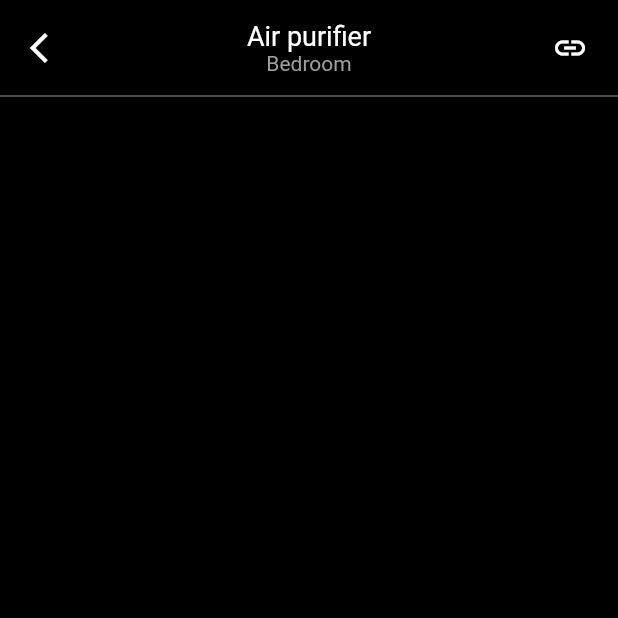
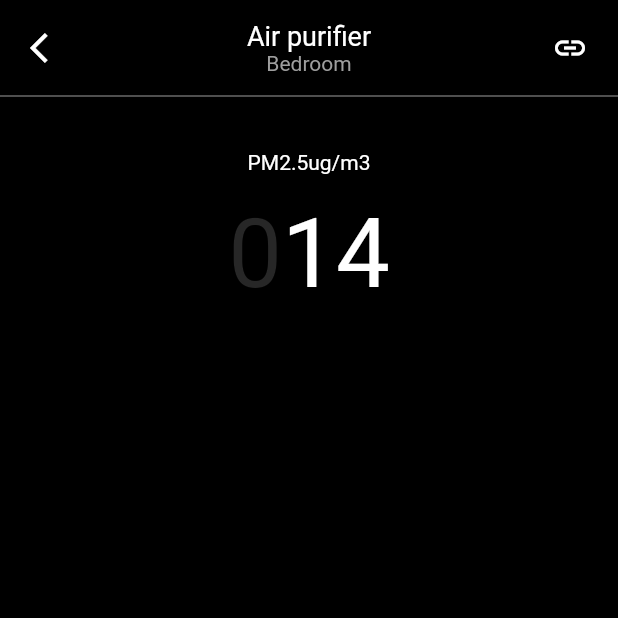
Before and after one commit to JAICHANGPARK/flutter_notebook_19th_story, a Flutter app: the AirPurifierSettingPage screen opened directly, on a phone screen of 412 x 824 dp, the top half of it. Run offline on Flutter 3.47's test engine with Material 2 defaults, Android fonts, the phone set to English and light mode, and no system bars; our stand-ins replace cached_network_image, flutter_riverpod, freezed_annotation, smooth_page_indicator, video_player; network calls fail.

Commit message:
Update air_purifier_setting_page.dart

```diff
--- a/lib/ep1109_smart_home_app/src/ui/air_purifier_setting_page.dart
+++ b/lib/ep1109_smart_home_app/src/ui/air_purifier_setting_page.dart
@@ -1,4 +1,5 @@
 import 'package:flutter/material.dart';
+import 'package:flutter_notebook_19th_story/ep1109_smart_home_app/src/utils/theme.dart';
 
 class AirPurifierSettingPage extends StatefulWidget {
   const AirPurifierSettingPage({Key? key}) : super(key: key);
@@ -51,7 +52,41 @@ class _AirPurifierSettingPageState extends State<AirPurifierSettingPage> {
               color: Colors.grey,
               height: 0,
             ),
-
+            Padding(
+              padding: const EdgeInsets.symmetric(vertical: 36),
+              child: Column(
+                children: [
+                  Text(
+                    "PM2.5ug/m3",
+                    style: TextStyle(
+                      color: Colors.white,
+                    ),
+                  ),
+                  SizedBox(
+                    height: 16,
+                  ),
+                  Row(
+                    mainAxisAlignment: MainAxisAlignment.center,
+                    children: [
+                      Text(
+                        "0",
+                        style: TextStyle(
+                          color: kShaSecondary,
+                          fontSize: 64,
+                        ),
+                      ),
+                      Text(
+                        "14",
+                        style: TextStyle(
+                          color: Colors.white,
+                          fontSize: 64,
+                        ),
+                      )
+                    ],
+                  )
+                ],
+              ),
+            )
           ],
         ),
       ),
```
